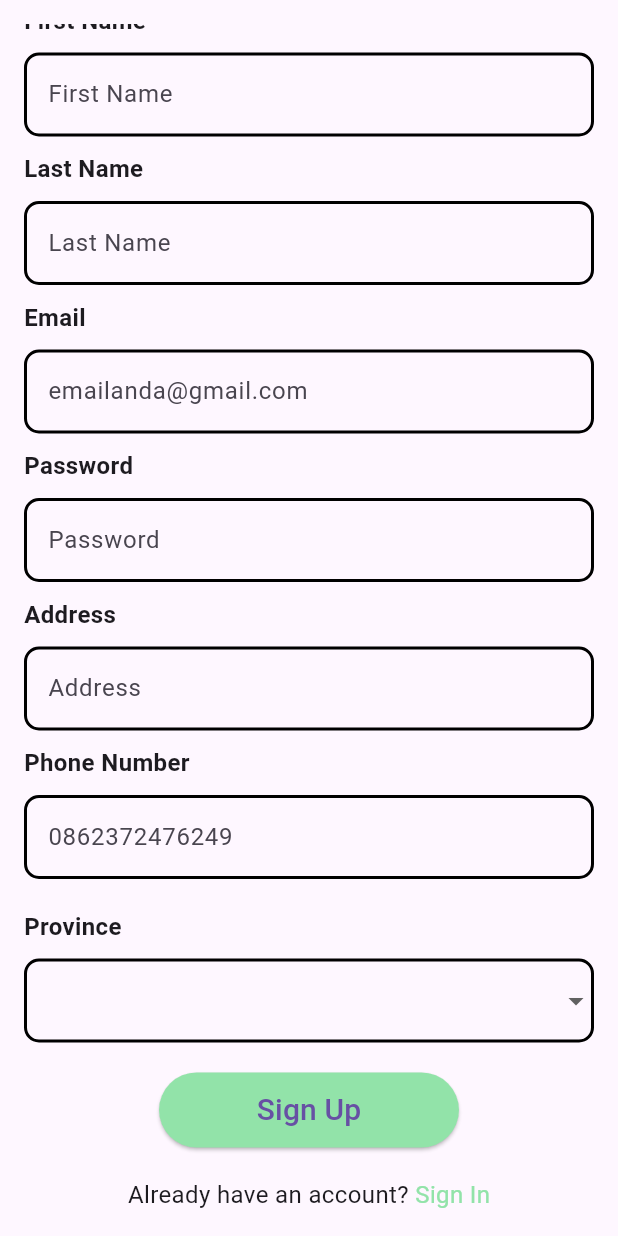
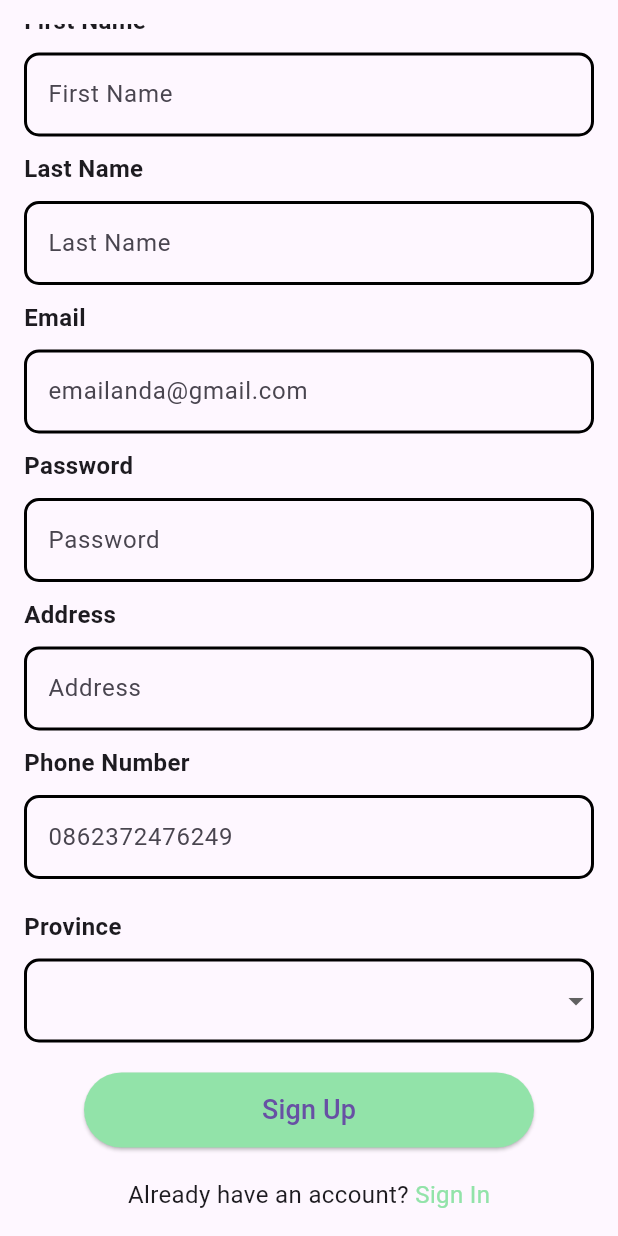
Before and after one commit to angelica1412/ecobites, a Flutter app: the RegisterPage screen opened directly, scrolled down 442 dp, on a phone screen of 412 x 824 dp. Run offline on Flutter 3.47's test engine with Material 3 defaults, Android fonts, the phone set to English and light mode, and no system bars; our stand-ins replace cloud_firestore, firebase_auth, firebase_core, get, google_fonts, image_picker; accounts and stored records are empty.

Commit message:
berhasil gabungkan

```diff
--- a/lib/register.dart
+++ b/lib/register.dart
@@ -273,11 +273,13 @@ class _RegisterPageState extends State<RegisterPage> {
                   child: ElevatedButton(
                     onPressed: () => registration(context),
                     style: ElevatedButton.styleFrom(
-                      backgroundColor: Color(0xFF92E3A9),
-                      minimumSize: Size(
-                          200, 50), // Menetapkan ukuran minimum untuk button
+                      backgroundColor: const Color(0xFF92E3A9),
+                      shape: RoundedRectangleBorder(
+                        borderRadius: BorderRadius.circular(30.0),
+                      ),
+                      fixedSize: const Size(300, 50), // Menetapkan ukuran tombol
                     ),
-                    child: Text('Sign Up', style: TextStyle(fontSize: 20)),
+                    child: Text('Sign Up', style: TextStyle(fontSize: 18)),
                   ),
                 ),
                 const SizedBox(height: 20),
```
Also changed, not shown: lib/homepage.dart (+31 -26 lines).
